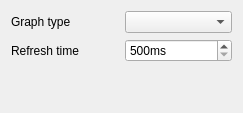
The window that plasma/applet/kgetConfig.ui (KDE/kget) describes before a commit, drawn with Qt 5.
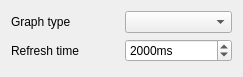
The same window after the commit.

Commit message: Fixed a possible memory leak in the plasma applet

Diff of the .ui file:
```diff
--- a/plasma/applet/kgetConfig.ui
+++ b/plasma/applet/kgetConfig.ui
@@ -1,6 +1,14 @@
 <ui version="4.0" >
  <class>KGetConfig</class>
  <widget class="QWidget" name="KGetConfig" >
+  <property name="geometry" >
+   <rect>
+    <x>0</x>
+    <y>0</y>
+    <width>239</width>
+    <height>77</height>
+   </rect>
+  </property>
   <layout class="QGridLayout" >
    <item row="0" column="0" >
     <widget class="QLabel" name="label" >
@@ -33,6 +41,9 @@
      <property name="singleStep" >
       <number>100</number>
      </property>
+     <property name="value" >
+      <number>2000</number>
+     </property>
     </widget>
    </item>
    <item row="2" column="0" colspan="2" >
```
The commit also changes 2 other files.
